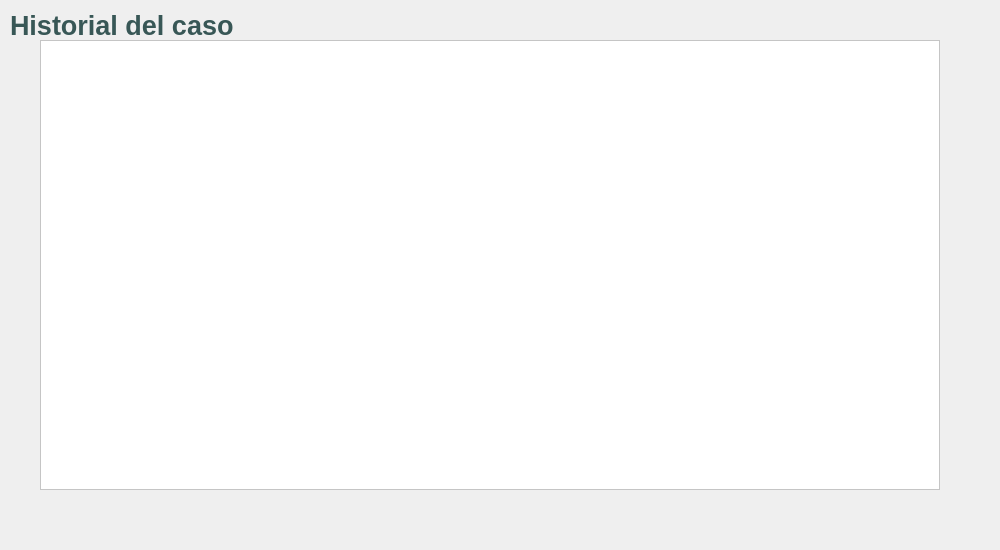
The window that src/casefaseview.ui (damaro05/LawFirmPlatform) describes before a commit, drawn with Qt 5.
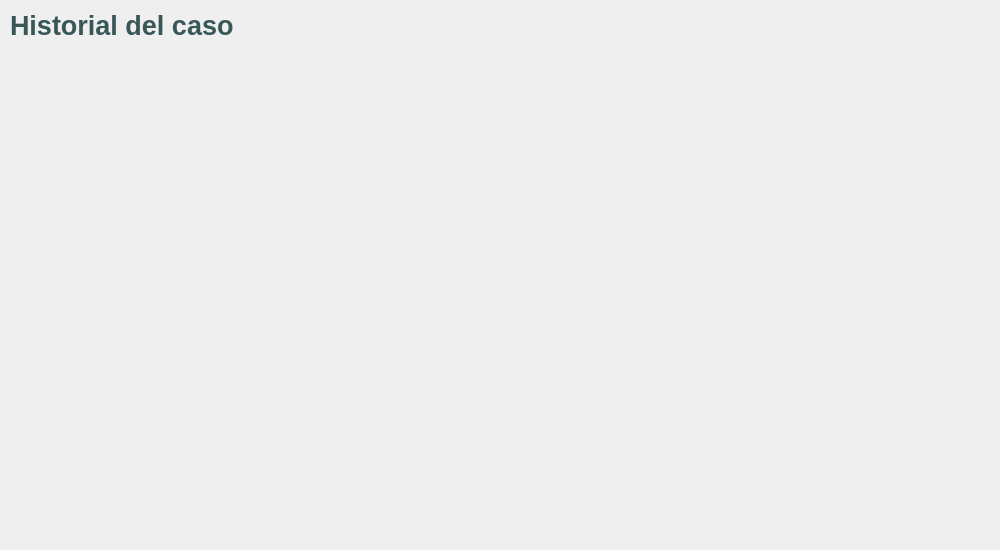
The same window after the commit.

Patch:
```diff
--- a/src/casefaseview.ui
+++ b/src/casefaseview.ui
@@ -64,7 +64,35 @@
     </size>
    </property>
    <property name="styleSheet">
-    <string notr="true">background-color: white;</string>
+    <string notr="true">QScrollBar:vertical {               
+        border: 1px solid #999999;
+        background:white;
+        width:10px;    
+        margin: 0px 0px 0px 0px;
+    }
+    QScrollBar::handle:vertical {
+        background: qlineargradient(x1:0, y1:0, x2:1, y2:0,
+        stop: 0  rgb(156,208,208), stop: 0.5 rgb(156,208,208),  stop:1 rgb(156,208,208));
+        min-height: 0px;
+    
+    }
+    QScrollBar::add-line:vertical {
+        background: qlineargradient(x1:0, y1:0, x2:1, y2:0,
+        stop: 0  rgb(156,208,208), stop: 0.5 rgb(156,208,208),  stop:1 rgb(156,208,208));
+        height: px;
+        subcontrol-position: bottom;
+        subcontrol-origin: margin;
+    }
+    QScrollBar::sub-line:vertical {
+        background: qlineargradient(x1:0, y1:0, x2:1, y2:0,
+        stop: 0  rgb(156,208,208), stop: 0.5 rgb(156,208,208),  stop:1 rgb(156,208,2080));
+        height: 0px;
+        subcontrol-position: top;
+        subcontrol-origin: margin;
+    }</string>
+   </property>
+   <property name="frameShape">
+    <enum>QFrame::NoFrame</enum>
    </property>
    <property name="widgetResizable">
     <bool>true</bool>
@@ -74,8 +102,8 @@
      <rect>
       <x>0</x>
       <y>0</y>
-      <width>898</width>
-      <height>448</height>
+      <width>900</width>
+      <height>450</height>
      </rect>
     </property>
    </widget>
```
